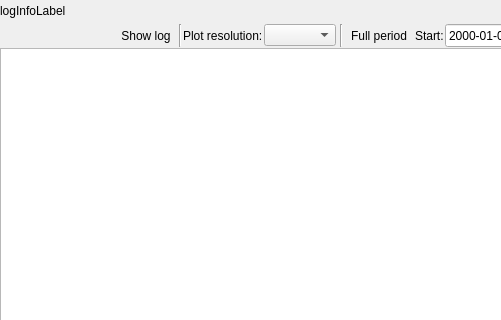
Above: Viewer/ecflowUI/src/LogLoadWidget.ui from ecmwf/ecflow before the change; both pictures show x 0 to 501 and y 0 to 320 of the 810 by 488 pixel window. Below: the same form after it.
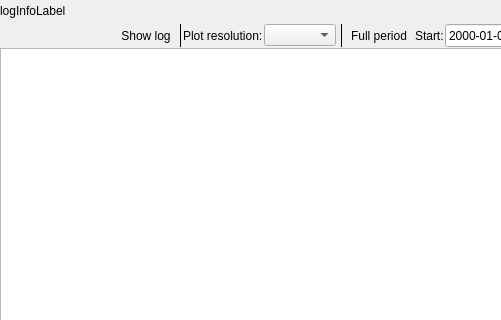
That is the form after the change. Icons and pictures are not drawn. Custom widgets are drawn as their Qt base class.

Commit message: ecflowUI: improve log file loading mechanism in server load tab ECFLOW-1681

The edit to the form file:
```diff
--- a/Viewer/ecflowUI/src/LogLoadWidget.ui
+++ b/Viewer/ecflowUI/src/LogLoadWidget.ui
@@ -163,6 +163,9 @@
          </item>
          <item>
           <widget class="Line" name="line_2">
+           <property name="frameShadow">
+            <enum>QFrame::Plain</enum>
+           </property>
            <property name="orientation">
             <enum>Qt::Vertical</enum>
            </property>
@@ -196,6 +199,9 @@
          </item>
          <item>
           <widget class="Line" name="line">
+           <property name="frameShadow">
+            <enum>QFrame::Plain</enum>
+           </property>
            <property name="orientation">
             <enum>Qt::Vertical</enum>
            </property>
```
Left out of the diff: 2 changed lines with no effect on the pictures. The commit also changes 8 other files.
